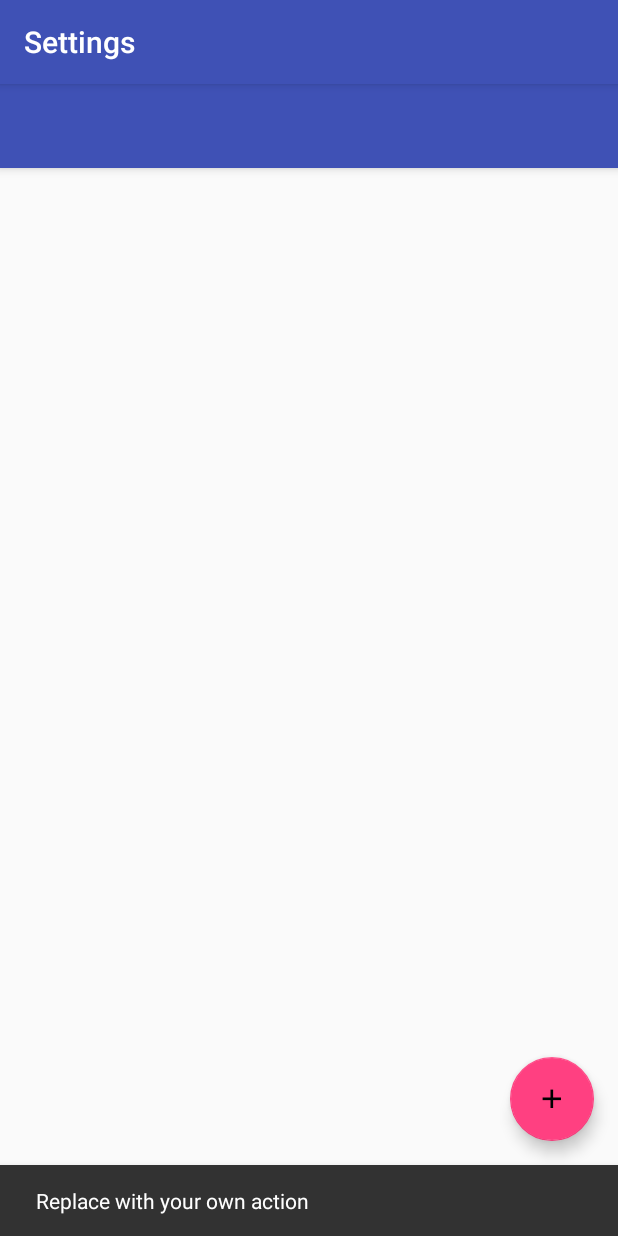
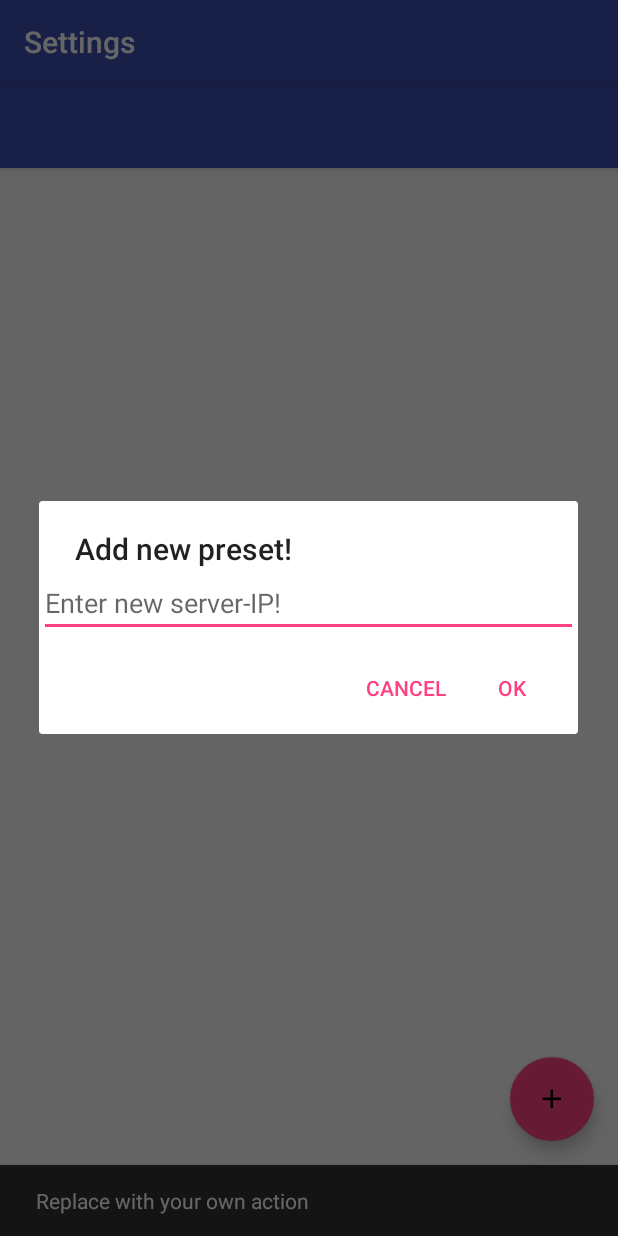
Before and after one commit to Nonju/RaspiSocketserver, an Android app: the Settings screen opened directly, with no data from a screen before it, after a tap on an icon or button, on a phone screen of 412 x 824 dp. Run offline under Robolectric (Android 15) with nearby library versions, the phone set to English and light mode, and no system bars.

Commit message:
Implemented userform(popover) to create new IP-presets

```diff
--- a/controllerApp/HomeController/app/src/main/java/com/albinzongmail/homecontroller/Settings.java
+++ b/controllerApp/HomeController/app/src/main/java/com/albinzongmail/homecontroller/Settings.java
@@ -1,16 +1,30 @@
 package com.albinzongmail.homecontroller;
 
+import android.content.DialogInterface;
 import android.os.Bundle;
 import android.support.design.widget.FloatingActionButton;
 import android.support.design.widget.Snackbar;
+import android.support.v7.app.AlertDialog;
 import android.support.v7.app.AppCompatActivity;
 import android.support.v7.widget.Toolbar;
 import android.util.Log;
 import android.view.View;
+import android.widget.EditText;
+import android.widget.LinearLayout;
+import android.widget.ListView;
+import android.widget.Toast;
+
+import com.albinzongmail.homecontroller.SettingsFiles.ConnectionPreset;
+import com.albinzongmail.homecontroller.SettingsFiles.PresetListAdapter;
+import com.albinzongmail.homecontroller.Util.Exceptions.InvalidIpAddress;
+import com.albinzongmail.homecontroller.Util.ValidateIP;
 
 public class Settings extends AppCompatActivity {
 
     private static final String TAG = "----Settings----";
+    private static final String ERRORTAG = "----SettingsError----";
+
+    private ListView presetListView;
 
     @Override
     protected void onCreate(Bundle savedInstanceState) {
@@ -33,10 +47,58 @@ public class Settings extends AppCompatActivity {
             }
         });
 
+        // Setup preset-listview
+        PresetListAdapter adapter = new PresetListAdapter(this);
+        presetListView = (ListView) findViewById(R.id.settings_presetListView);
+        presetListView.setAdapter(adapter);
+
         Log.d(TAG, "OnCreate finished");
     }
 
     private void addPresetBtnClicked() {
+        Toast.makeText(this, "Adding new preset!", Toast.LENGTH_SHORT).show();
+
+        // Setup form container
+        LinearLayout popoverContainer = new LinearLayout(this);
+        popoverContainer.setOrientation(LinearLayout.VERTICAL);
+
+        // Setup inputfield for new preset value
+        final EditText newIP = new EditText(this);
+        newIP.setHint("Enter new server-IP!");
+
+        // Add to container
+        popoverContainer.addView(newIP);
+
+        // Create new popover builder
+        AlertDialog.Builder builder = new AlertDialog.Builder(this);
+        builder.setTitle("Add new preset!");
+        builder.setView(popoverContainer);
+
+        // Handle user answers (setup buttons)
+        builder.setPositiveButton("OK", new DialogInterface.OnClickListener() {
+            @Override
+            public void onClick(DialogInterface dialogInterface, int i) {
+                PresetListAdapter adapter = (PresetListAdapter) presetListView.getAdapter();
+                String newIPValue = newIP.getText().toString();
+
+                // Validate IP
+                try { ValidateIP.IsValid(newIPValue); }
+                catch (InvalidIpAddress e) {
+                    Log.d(ERRORTAG, e.getMessage());
+                    Toast.makeText(Settings.this, e.getMessage(), Toast.LENGTH_SHORT).show();
+                }
+
+                // Add new preset to list
+                adapter.add(new ConnectionPreset(newIPValue));
+            }
+        });
+        builder.setNegativeButton("Cancel", new DialogInterface.OnClickListener() {
+            @Override
+            public void onClick(DialogInterface dialogInterface, int i) { dialogInterface.cancel(); }
+        });
+
+        // Display form to user
+        builder.show();
 
     }
 
--- a/controllerApp/HomeController/app/src/main/res/layout/content_settings.xml
+++ b/controllerApp/HomeController/app/src/main/res/layout/content_settings.xml
@@ -9,20 +9,8 @@
     tools:showIn="@layout/activity_settings">
 
     <ListView
-        android:id="@+id/settings_existingPresetsList"
+        android:id="@+id/settings_presetListView"
         android:layout_width="match_parent"
         android:layout_height="match_parent" />
 
 </LinearLayout>
-
-
-<!-- <android.support.constraint.ConstraintLayout xmlns:android="http://schemas.android.com/apk/res/android"
-xmlns:app="http://schemas.android.com/apk/res-auto"
-xmlns:tools="http://schemas.android.com/tools"
-android:layout_width="match_parent"
-android:layout_height="match_parent"
-app:layout_behavior="@string/appbar_scrolling_view_behavior"
-tools:context="com.albinzongmail.homecontroller.Settings"
-tools:showIn="@layout/activity_settings">
-
-</android.support.constraint.ConstraintLayout> -->
--- a/controllerApp/HomeController/app/src/main/res/values/dimens.xml
+++ b/controllerApp/HomeController/app/src/main/res/values/dimens.xml
@@ -1,3 +1,5 @@
 <resources>
     <dimen name="fab_margin">16dp</dimen>
+
+    <dimen name="settings_pesetTextSize">40sp</dimen>
 </resources>
--- a/controllerApp/HomeController/app/src/main/res/values/strings.xml
+++ b/controllerApp/HomeController/app/src/main/res/values/strings.xml
@@ -1,9 +1,14 @@
 <resources>
     <string name="app_name">HomeController</string>
     <string name="title_activity_settings">Settings</string>
+
+    <!-- Default -->
+    <string name="default_nullvalue">null</string>
 
     <!-- Main -->
     <string name="main_searchBtn">Search</string>
     <string name="main_confBtn">Configure</string>
 
+
+
 </resources>
```
Also changed, not shown: controllerApp/HomeController/app/src/main/java/com/albinzongmail/homecontroller/SettingsFiles/ConnectionPreset.java (+6 -1 lines), controllerApp/HomeController/app/src/main/java/com/albinzongmail/homecontroller/SettingsFiles/PresetListAdapter.java (+4 -4 lines), controllerApp/HomeController/app/src/main/java/com/albinzongmail/homecontroller/SettingsFiles/PresetListView.java (+23 -5 lines), controllerApp/HomeController/app/src/main/java/com/albinzongmail/homecontroller/Util/Exceptions/InvalidIpAddress.java (added, +10 -0 lines), controllerApp/HomeController/app/src/main/java/com/albinzongmail/homecontroller/Util/ValidateIP.java (added, +18 -0 lines), controllerApp/HomeController/app/src/main/res/layout/presetlist_item_view_children.xml (+21 -0 lines).
